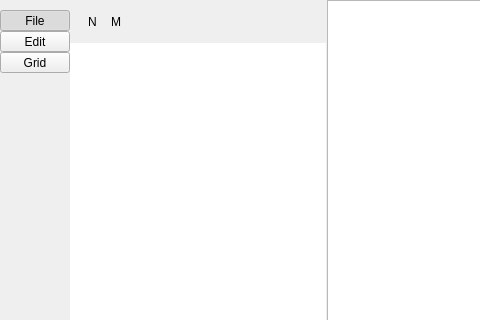
Old version of the form mainwindow.ui in the repository hmartinet/ddesigner; both pictures show x 0 to 480 and y 0 to 320 of the 671 by 454 pixel window.
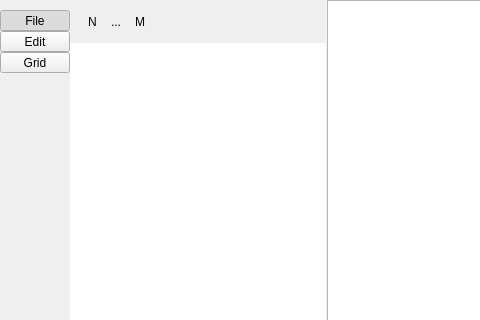
New version of the form. Icons and pictures are not drawn. Custom widgets are drawn as their Qt base class.

```diff
--- a/mainwindow.ui
+++ b/mainwindow.ui
@@ -210,13 +210,30 @@
          </property>
          <item>
           <widget class="QWidget" name="toolsWidget" native="true">
-           <layout class="QFormLayout" name="formLayout_4">
-            <property name="horizontalSpacing">
+           <layout class="QGridLayout" name="gridLayout">
+            <property name="spacing">
              <number>0</number>
             </property>
-            <property name="verticalSpacing">
-             <number>0</number>
-            </property>
+            <item row="0" column="2">
+             <widget class="QToolButton" name="moveToolButton">
+              <property name="text">
+               <string>M</string>
+              </property>
+              <property name="icon">
+               <iconset resource="icons.qrc">
+                <normaloff>:/tools/move</normaloff>:/tools/move</iconset>
+              </property>
+              <property name="checkable">
+               <bool>true</bool>
+              </property>
+              <property name="autoExclusive">
+               <bool>true</bool>
+              </property>
+              <property name="autoRaise">
+               <bool>true</bool>
+              </property>
+             </widget>
+            </item>
             <item row="0" column="0">
              <widget class="QToolButton" name="nodeToolButton">
               <property name="text">
@@ -237,10 +254,23 @@
               </property>
              </widget>
             </item>
+            <item row="0" column="4">
+             <spacer name="horizontalSpacer">
+              <property name="orientation">
+               <enum>Qt::Horizontal</enum>
+              </property>
+              <property name="sizeHint" stdset="0">
+               <size>
+                <width>40</width>
+                <height>20</height>
+               </size>
+              </property>
+             </spacer>
+            </item>
             <item row="0" column="1">
-             <widget class="QToolButton" name="moveToolButton">
+             <widget class="QToolButton" name="linkToolButton">
               <property name="text">
-               <string>M</string>
+               <string>...</string>
               </property>
               <property name="icon">
                <iconset resource="icons.qrc">
```
Left out of the diff: 8 changed lines with no effect on the pictures.
